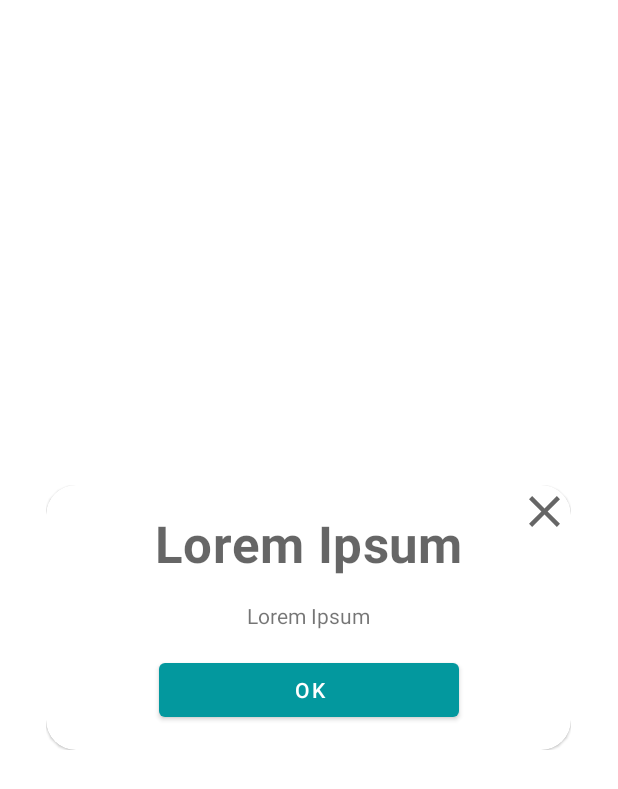
After one commit to SIBISA-github/sibisa-android, an Android app: the layout custom_alert_dialog.xml on its own in the app's theme, with its tools: preview values and no code run, on a phone screen of 412 x 824 dp. The commit adds this screen. Shown: the top 789 px of the screen. Run offline under Robolectric (Android 15) with nearby library versions, the phone set to English and light mode, and no system bars; network calls fail.

Commit message:
add help dialog

```diff
--- a/app/src/main/java/com/bangkit/sibisa/retrofit/RetrofitConfig.kt
+++ b/app/src/main/java/com/bangkit/sibisa/retrofit/RetrofitConfig.kt
@@ -10,7 +10,7 @@ import retrofit2.converter.gson.GsonConverterFactory
 class RetrofitConfig {
     companion object {
         private var BASE_URL = "https://api-sibisa.herokuapp.com/api/v1/"
-        private var PROD_URL = "https://sibisa-351215.et.r.appspot.com/api/v1/"
+        private var PROD_URL = " https://sibisa-351215.et.r.appspot.com/api/v1/"
 
         fun getApiService(context: Context): RetrofitService {
             val loggingInterceptor = if (BuildConfig.DEBUG) {
--- /dev/null
+++ b/app/src/main/java/com/bangkit/sibisa/ui/custom/CustomAlertDialog.kt
@@ -0,0 +1,33 @@
+package com.bangkit.sibisa.ui.custom
+
+import android.app.AlertDialog
+import android.content.Context
+import android.graphics.Color
+import android.graphics.drawable.ColorDrawable
+import android.view.LayoutInflater
+import android.view.View
+import com.bangkit.sibisa.R
+import com.bangkit.sibisa.databinding.CustomAlertDialogBinding
+
+
+class CustomAlertDialog constructor(context: Context?) : AlertDialog(context) {
+    private lateinit var binding: CustomAlertDialogBinding
+    private fun initialize() {
+        binding = CustomAlertDialogBinding.inflate(layoutInflater)
+        window?.setBackgroundDrawable(ColorDrawable(Color.TRANSPARENT))
+
+        setView(binding.root)
+    }
+
+    interface DialogActionListener {
+        fun onAction(viewId: View?)
+    }
+
+//    fun setOnActionListener(dialogActionListener: DialogActionListener) {
+//        dialogActionListener = dialogActionListener
+//    }
+
+    init {
+        initialize()
+    }
+}
--- a/app/src/main/java/com/bangkit/sibisa/ui/quiz/QuizActivity.kt
+++ b/app/src/main/java/com/bangkit/sibisa/ui/quiz/QuizActivity.kt
@@ -7,6 +7,7 @@ import android.content.Context
 import android.content.Intent
 import android.content.pm.PackageManager
 import android.graphics.*
+import android.graphics.drawable.ColorDrawable
 import androidx.appcompat.app.AppCompatActivity
 import android.os.Bundle
 import android.util.Log
@@ -23,6 +24,7 @@ import androidx.core.content.ContextCompat
 import androidx.lifecycle.LifecycleOwner
 import com.bangkit.sibisa.R
 import com.bangkit.sibisa.databinding.ActivityQuizBinding
+import com.bangkit.sibisa.databinding.CustomAlertDialogBinding
 import com.bangkit.sibisa.models.detection.DetectionResult
 import com.bangkit.sibisa.models.quiz.QuizInfo
 import com.bangkit.sibisa.models.quiz.QuizQuestion
@@ -102,7 +104,7 @@ class QuizActivity : AppCompatActivity() {
             if (isQuiz) {
                 showSkipDialog { skipQuiz() }
             } else {
-                skipQuiz()
+                showHelpDialog()
             }
         }
 
@@ -168,6 +170,22 @@ class QuizActivity : AppCompatActivity() {
 
         val dialog: AlertDialog? = builder.create()
         dialog?.show()
+    }
+
+    private fun showHelpDialog() {
+        val builder: AlertDialog.Builder =
+            AlertDialog.Builder(this)
+
+        val dialog = builder.create()
+        val dialogBinding: CustomAlertDialogBinding = CustomAlertDialogBinding.inflate(layoutInflater)
+        dialog.setContentView(R.layout.custom_alert_dialog)
+        dialog.window?.setBackgroundDrawable(ColorDrawable(Color.TRANSPARENT))
+        dialogBinding.alertTitle.text = "HELP"
+        dialogBinding.alertText.text = "TEST 123 bisa ga ya ini pliss"
+        dialogBinding.alertOK.setOnClickListener {
+            showToast(this, "dialog OK")
+        }
+        dialog.show()
     }
 
     private fun skipQuestion() {
--- /dev/null
+++ b/app/src/main/res/drawable/ic_baseline_close_24.xml
@@ -0,0 +1,10 @@
+<vector xmlns:android="http://schemas.android.com/apk/res/android"
+    android:width="35dp"
+    android:height="35dp"
+    android:viewportWidth="24"
+    android:viewportHeight="24"
+    android:tint="?attr/colorControlNormal">
+  <path
+      android:fillColor="@android:color/white"
+      android:pathData="M19,6.41L17.59,5 12,10.59 6.41,5 5,6.41 10.59,12 5,17.59 6.41,19 12,13.41 17.59,19 19,17.59 13.41,12z"/>
+</vector>
--- /dev/null
+++ b/app/src/main/res/layout/custom_alert_dialog.xml
@@ -0,0 +1,67 @@
+<?xml version="1.0" encoding="utf-8"?>
+<androidx.constraintlayout.widget.ConstraintLayout xmlns:android="http://schemas.android.com/apk/res/android"
+    xmlns:app="http://schemas.android.com/apk/res-auto"
+    android:layout_width="350dp"
+    android:layout_height="wrap_content"
+    android:layout_gravity="center">
+
+    <com.google.android.material.card.MaterialCardView
+        android:layout_width="match_parent"
+        android:layout_height="match_parent"
+        app:cardCornerRadius="20dp"
+        app:layout_constraintBottom_toBottomOf="parent"
+        app:layout_constraintEnd_toEndOf="parent"
+        app:layout_constraintStart_toStartOf="parent"
+        app:layout_constraintTop_toTopOf="parent">
+
+        <androidx.constraintlayout.widget.ConstraintLayout
+            android:layout_width="match_parent"
+            android:layout_height="match_parent">
+
+            <TextView
+                android:id="@+id/alertTitle"
+                style="@style/TextAppearance.MaterialComponents.Headline4"
+                android:layout_width="wrap_content"
+                android:layout_height="wrap_content"
+                android:layout_marginVertical="16dp"
+                android:text="Lorem Ipsum"
+                android:textStyle="bold"
+                app:layout_constraintEnd_toEndOf="parent"
+                app:layout_constraintStart_toStartOf="parent"
+                app:layout_constraintTop_toTopOf="parent" />
+
+            <ImageView
+                android:id="@+id/alertClose"
+                android:layout_width="wrap_content"
+                android:layout_height="wrap_content"
+                android:src="@drawable/ic_baseline_close_24"
+                app:layout_constraintEnd_toEndOf="parent"
+                app:layout_constraintTop_toTopOf="parent" />
+
+            <TextView
+                android:id="@+id/alertText"
+                android:layout_width="0dp"
+                android:layout_height="wrap_content"
+                android:layout_marginHorizontal="24dp"
+                android:layout_marginVertical="16dp"
+                android:gravity="center"
+                android:text="Lorem Ipsum"
+                app:layout_constraintEnd_toEndOf="parent"
+                app:layout_constraintStart_toStartOf="parent"
+                app:layout_constraintTop_toBottomOf="@id/alertTitle" />
+
+            <com.google.android.material.button.MaterialButton
+                android:id="@+id/alertOK"
+                android:layout_width="200dp"
+                android:layout_height="wrap_content"
+                android:layout_marginVertical="16dp"
+                android:text="OK"
+                app:layout_constraintBottom_toBottomOf="parent"
+                app:layout_constraintEnd_toEndOf="parent"
+                app:layout_constraintStart_toStartOf="parent"
+                app:layout_constraintTop_toBottomOf="@id/alertText" />
+
+        </androidx.constraintlayout.widget.ConstraintLayout>
+    </com.google.android.material.card.MaterialCardView>
+
+</androidx.constraintlayout.widget.ConstraintLayout>
```
